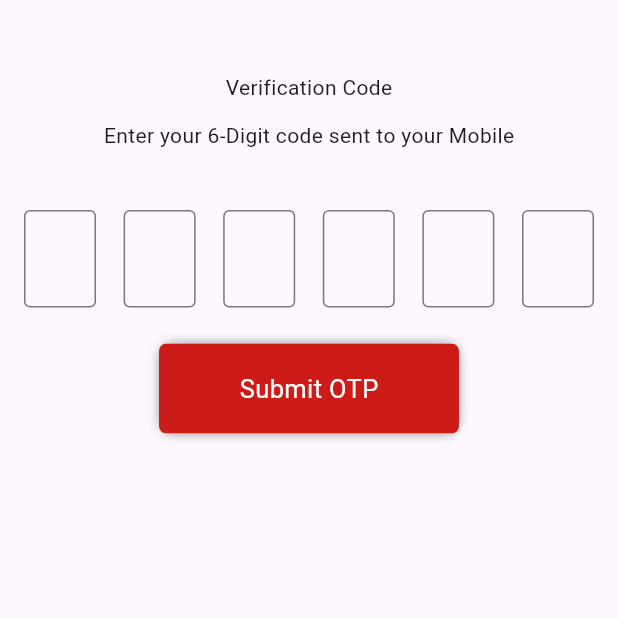
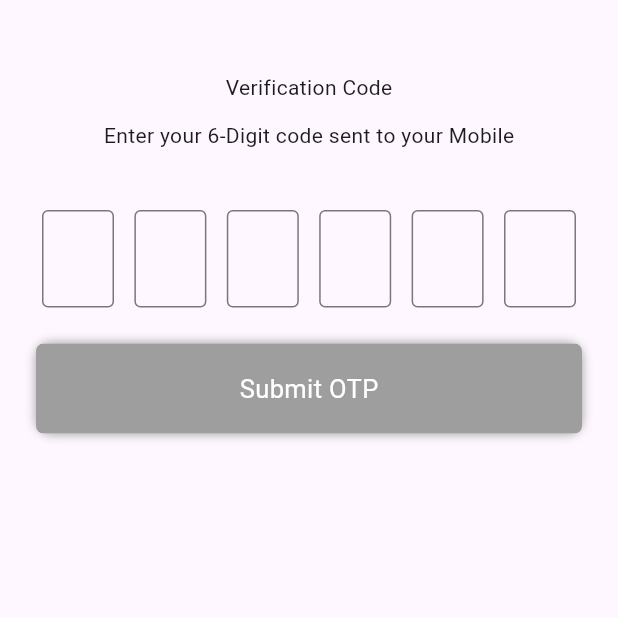
Before and after one commit to mostafizurrahman/litebite, a Flutter app: the screen it shows after launch, after a tap on "Register Via Mobile", after a tap on "Next", on a phone screen of 412 x 824 dp, the top half of it. Run offline on Flutter 3.47's test engine with Material 3 defaults, Android fonts, the phone set to English and light mode, and no system bars; our stand-ins replace firebase_core, flutter_svg, local_auth, rxdart; accounts and stored records are empty.

Commit message:
Updated OTP text

```diff
--- a/carvice/lib/ui/registration/email_view.dart
+++ b/carvice/lib/ui/registration/email_view.dart
@@ -1,5 +1,6 @@
 
 import 'package:flutter/material.dart';
+import 'package:uisystem/theme/constants.dart';
 import 'package:uisystem/uisystem.dart';
 
 import 'otp_input_page.dart';
@@ -30,7 +31,7 @@ class _EmailState extends State<EmailView> {
         TextField(
           controller: _controller,
           decoration: InputDecoration(
-            hintText: 'Enter you email',
+            hintText: 'Enter you email',hintStyle: UIConstant.hintStyle
           ),
         ),
         SizedBox(height: 8,),
@@ -42,7 +43,7 @@ class _EmailState extends State<EmailView> {
   void _requestOTP() {
     Navigator.push(
       context,
-      MaterialPageRoute(builder: (context) => OTPInputPage(type: RegActionType.mobile)),
+      MaterialPageRoute(builder: (context) => OTPInputPage(type: RegActionType.email)),
     );
   }
 }
--- a/carvice/lib/ui/registration/mobile_view.dart
+++ b/carvice/lib/ui/registration/mobile_view.dart
@@ -1,6 +1,7 @@
 
 import 'package:flutter/material.dart';
 import 'package:uisystem/button/tap_widget.dart';
+import 'package:uisystem/theme/constants.dart';
 
 import 'otp_input_page.dart';
 import 'registration_selection_view.dart';
@@ -22,14 +23,15 @@ class _MobileState extends State<MobileView> {
     return Column(
       children: [
 
-        Text('Sign in with Email'),
+        Text('Sign in with Mobile'),
         SizedBox(height: 8,),
-        Text('An 6-digit code will be sent to this email account'),
+        Text('An 6-digit code will be sent to this Mobile Number'),
         SizedBox(height: 8,),
         TextField(
           controller: _controller,
           decoration: InputDecoration(
-            hintText: 'Enter you email',
+            hintText: 'Enter you Mobile Number',
+            hintStyle: UIConstant.hintStyle
           ),
         ),
         SizedBox(height: 8,),
--- a/carvice/lib/ui/registration/otp_input_page.dart
+++ b/carvice/lib/ui/registration/otp_input_page.dart
@@ -1,4 +1,6 @@
 
+
+import 'dart:async';
 
 import 'package:flutter/material.dart';
 import 'package:flutter/services.dart';
@@ -18,6 +20,7 @@ class OTPInputPage extends StatefulWidget {
 
 class _OTPViewState extends State<OTPInputPage> {
 
+  final  _tapController = StreamController<bool>();
   @override
   Widget build(BuildContext context) {
     final typeStr = widget.type.value;
@@ -73,37 +76,36 @@ class _OTPViewState extends State<OTPInputPage> {
 
   KeyEventResult _handleKeyEvent(FocusNode node, KeyEvent event) {
 
-    final index = _focusNodes.indexWhere((node) => node.hasFocus);
-    final controller = _controllers[index];
-    if (event.logicalKey == LogicalKeyboardKey.backspace) {
-      controller.text = '';
-      if (index > 0) {
-        _focusNodes[index - 1].requestFocus();
-        _activeIndex = index - 1;
-      }
-    } else if ( event.character  != null && _isDigit(event)) {
-      controller.text = event.character ?? '';
-      if (index < 5) {
-        _focusNodes[index + 1].requestFocus();
-        _activeIndex = index + 1;
-      }
-    }
+    // final index = _focusNodes.indexWhere((node) => node.hasFocus);
+    // final controller = _controllers[index];
+    // if (event.logicalKey == LogicalKeyboardKey.backspace) {
+    //   controller.text = '';
+    //   if (index > 0) {
+    //     _focusNodes[index - 1].requestFocus();
+    //     _activeIndex = index - 1;
+    //   }
+    // } else if ( event.character  != null && _isDigit(event)) {
+    //   controller.text = event.character ?? '';
+    //   if (index < 5) {
+    //     _focusNodes[index + 1].requestFocus();
+    //     _activeIndex = index + 1;
+    //   }
+    // }
 
     return KeyEventResult.ignored;
   }
 
   Widget getOTPWidget(BuildContext context) {
     return
-      // Focus(
-      //
-      // onKeyEvent: _handleKeyEvent,
-      // child:
+
       Padding(
         padding: const EdgeInsets.all(16.0),
         child: Column(
           mainAxisAlignment: MainAxisAlignment.center,
           children: [
-            Row(
+            Padding(
+              padding: const EdgeInsets.symmetric(horizontal: 12.0),
+              child: Row(
                 mainAxisAlignment: MainAxisAlignment.spaceBetween,
                 children: List.generate(6, (index) {
                   return SizedBox(
@@ -125,33 +127,60 @@ class _OTPViewState extends State<OTPInputPage> {
                   );
                 }),
               ),
+            ),
             SizedBox(height: 24),
-            TapWidget(
+            StreamBuilder<bool>(
+              initialData: false,
+              stream: _tapController.stream,
+              builder: _buildTapWidget,
+            ),
+          ],
+        ),
+    );
+  }
+
+  Widget _buildTapWidget(context, AsyncSnapshot<bool> snapshot) {
+    return TapWidget(
+      width: MediaQuery.of(context).size.width - 48,
       title: 'Submit OTP',
-              onTapWidget: () {
+      onTapWidget: _hasText,
+      isEnabled: snapshot.data ?? false,
+    );
+  }
+
+
+  void _hasText() {
     final otp = _controllers.map((c) => c.text).join();
     ScaffoldMessenger.of(context).showSnackBar(
       SnackBar(content: Text("Entered OTP: $otp")),
     );
-              },
-            ),
-          ],
-        ),
-      // ),
-    );
   }
 
   void _onChanged({required String text, required int index}) {
+    final otp = _controllers.map((c) => c.text).join();
+    if (otp.length == 6) {
+      _tapController.sink.add(true);
+    } else if (otp.length == 5) {
+      _tapController.sink.add(false);
+    }
     if (text.isEmpty) {
       _controllers[index].clear();
       if (index > 0) {
         _focusNodes[index - 1].requestFocus();
+        _controllers[index - 1].selection = TextSelection(
+          baseOffset: 0,
+          extentOffset: _controllers[index - 1].text.length,
+        );
         _activeIndex = index - 1;
       }
     } else {
       if (index < 5) {
         _focusNodes[index + 1].requestFocus();
         _activeIndex = index + 1;
+        _controllers[index + 1].selection = TextSelection(
+          baseOffset: 0,
+          extentOffset: _controllers[index - 1].text.length,
+        );
       }
     }
   }
--- a/carvice/lib/ui/registration/otp_registration_page.dart
+++ b/carvice/lib/ui/registration/otp_registration_page.dart
@@ -5,6 +5,7 @@ import 'dart:async';
 import 'package:carvice/ui/registration/email_view.dart';
 import 'package:flutter/cupertino.dart';
 import 'package:flutter/material.dart';
+import 'package:rxdart/rxdart.dart';
 import 'package:uisystem/button/tap_widget.dart';
 import 'package:uisystem/theme/constants.dart';
 
@@ -21,12 +22,12 @@ class MobileRegistrationPage extends StatefulWidget {
 
 class _MobileRegistrationState extends State<MobileRegistrationPage> {
 
-  final StreamController<RegActionType?> regTapController = StreamController();
+  final BehaviorSubject<RegActionType?> _regController = BehaviorSubject();
   @override
   Widget build(BuildContext context) {
     return StreamBuilder(
       initialData: null,
-      stream: regTapController.stream,
+      stream: _regController.stream,
       builder: _getPageView,
     );
   }
@@ -40,7 +41,7 @@ class _MobileRegistrationState extends State<MobileRegistrationPage> {
         IconButton(
           icon: const Icon(Icons.settings_power),
           onPressed: () {
-            regTapController.sink.add(null);
+            _regController.sink.add(null);
           },
         ),
       ],
@@ -49,14 +50,29 @@ class _MobileRegistrationState extends State<MobileRegistrationPage> {
 
   Widget _getPageView(BuildContext ctx, AsyncSnapshot<RegActionType?> data) {
 
-    return Scaffold(
-      appBar: data.data == null ? null : _getBackButton(data.data!),
-      body: SafeArea(
-        child: SingleChildScrollView(
-          child: _getContent(data.data),
+    return PopScope(
+      canPop: false,
+      onPopInvokedWithResult: _shouldPop,
+      child: Scaffold(
+        appBar: data.data == null ? null : _getBackButton(data.data!),
+        body: SafeArea(
+          child: SingleChildScrollView(
+            child: _getContent(data.data),
+          ),
         ),
       ),
     );
+  }
+
+  void _shouldPop(bool didPop, Object? data) {
+
+    final type = _regController.valueOrNull;
+    if (type == null) {
+      Navigator.of(context, rootNavigator: true).pop();
+    } else {
+      _regController.sink.add(null);
+    }
+
   }
 
   Widget _getContent(RegActionType? type) {
@@ -67,7 +83,7 @@ class _MobileRegistrationState extends State<MobileRegistrationPage> {
       return MobileView();
     }
     return RegistrationSelectionView(
-      regTapController: regTapController,
+      regTapController: _regController,
     );
 
   }
--- a/carvice/pubspec.yaml
+++ b/carvice/pubspec.yaml
@@ -36,6 +36,7 @@ dependencies:
   # Use with the CupertinoIcons class for iOS style icons.
   cupertino_icons: ^1.0.2
   firebase_core: ^3.6.0
+  rxdart: any
   uisystem:
     path: ../system/uisystem
 
--- a/system/uisystem/lib/button/tap_widget.dart
+++ b/system/uisystem/lib/button/tap_widget.dart
@@ -22,7 +22,7 @@ class TapWidget extends StatelessWidget {
   final double borderWidth;
   final double cornerRadius;
   final TapAction? tapAction;
-
+  final bool isEnabled;
   final VoidCallback? onTapWidget;
 
   const TapWidget({
@@ -42,6 +42,7 @@ class TapWidget extends StatelessWidget {
     this.width = 200,
     this.cornerRadius = 5,
     this.shadowColor = UIConstant.shadowCL,
+    this.isEnabled = true,
     this.tapData,
   });
 
@@ -77,12 +78,12 @@ class TapWidget extends StatelessWidget {
 
     return  Ink(
 
-        color: background,
+        color: isEnabled ?  background: Colors.grey,
         child: InkWell(
           splashColor: Colors.amber,
-          focusColor: Colors.redAccent,
+          focusColor:  Colors.redAccent ,
 
-          onTap: _onTap,
+          onTap: isEnabled ? _onTap : null,
 
           child: _getButtonContent(),
         ),
--- a/system/uisystem/lib/theme/constants.dart
+++ b/system/uisystem/lib/theme/constants.dart
@@ -6,6 +6,7 @@ import 'package:flutter/material.dart';
 
 //cars
 class UIConstant  {
+  static const double smallFS = 13;
   static const double regularFS = 14;
   static const double mediumFS = 16;
   static const double largeFS = 18;
@@ -22,6 +23,11 @@ class UIConstant  {
     color: UIConstant.buttonTxt,
   );
 
+  static const hintStyle = TextStyle(
+    fontSize: UIConstant.smallFS,
+    color: UIConstant.shadowCL,
+  );
+
   static const buttonSubtitleST = TextStyle(
     fontSize: UIConstant.regularFS,
     color: Colors.black87,
```
Also changed, not shown: carvice/pubspec.lock. Lines whose indentation alone changed are shown as unchanged.
